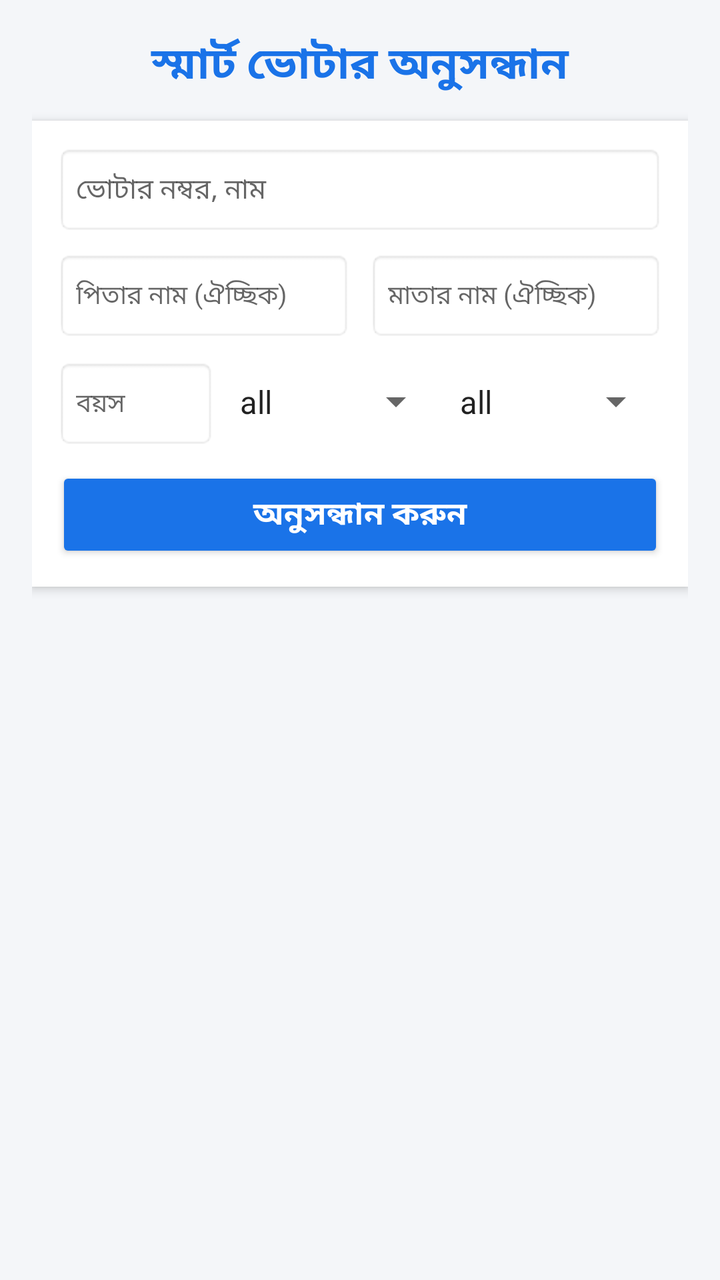
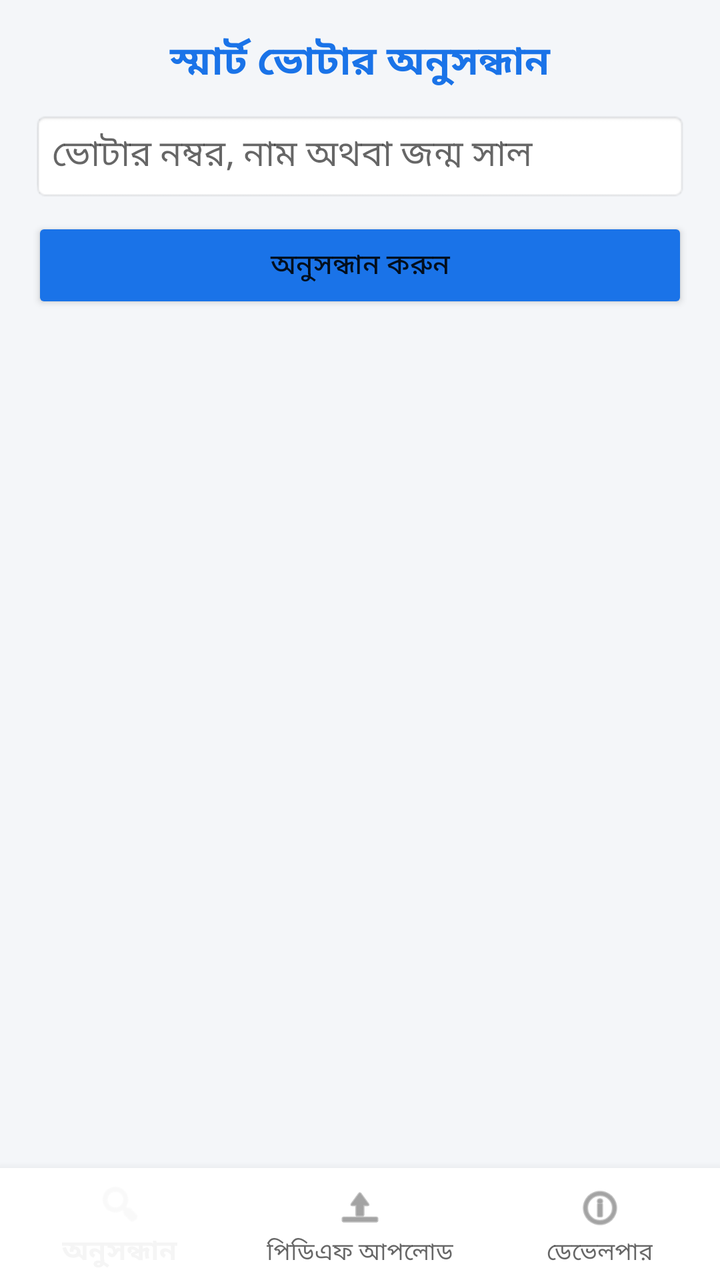

An Android layout rendered at two revisions. The XML below is the earlier revision; the diff shows what the commit changed to produce the second picture.
<!-- AndroidManifest.xml: activity theme Theme.AppCompat.Light.NoActionBar -->
<!-- res/layout/activity_main.xml -->
<?xml version="1.0" encoding="utf-8"?>
<RelativeLayout xmlns:android="http://schemas.android.com/apk/res/android"
    android:layout_width="match_parent"
    android:layout_height="match_parent"
    android:background="#F4F6F9">

    <LinearLayout
        android:id="@+id/loadingLayout"
        android:layout_width="wrap_content"
        android:layout_height="wrap_content"
        android:layout_centerInParent="true"
        android:gravity="center"
        android:orientation="vertical"
        android:padding="24dp"
        android:visibility="gone">

        <ProgressBar
            android:layout_width="56dp"
            android:layout_height="56dp"
            android:indeterminateTint="#1A73E8" />

        <TextView
            android:layout_width="wrap_content"
            android:layout_height="wrap_content"
            android:layout_marginTop="16dp"
            android:text="ডাটাবেস লোড হচ্ছে, দয়া করে অপেক্ষা করুন..."
            android:textColor="#333333"
            android:textSize="15sp"
            android:textStyle="bold" />
    </LinearLayout>

    <LinearLayout
        android:id="@+id/mainLayout"
        android:layout_width="match_parent"
        android:layout_height="match_parent"
        android:orientation="vertical"
        android:padding="16dp">

        <TextView
            android:layout_width="match_parent"
            android:layout_height="wrap_content"
            android:layout_marginBottom="12dp"
            android:gravity="center"
            android:text="স্মার্ট ভোটার অনুসন্ধান"
            android:textColor="#1A73E8"
            android:textSize="22sp"
            android:textStyle="bold" />

        <LinearLayout
            android:layout_width="match_parent"
            android:layout_height="wrap_content"
            android:background="@android:color/white"
            android:elevation="3dp"
            android:orientation="vertical"
            android:padding="12dp">

            <EditText
                android:id="@+id/etSearchQuery"
                android:layout_width="match_parent"
                android:layout_height="45dp"
                android:layout_marginBottom="8dp"
                android:background="@android:drawable/editbox_background"
                android:hint="ভোটার নম্বর, নাম"
                android:padding="10dp"
                android:textSize="14sp" />

            <LinearLayout
                android:layout_width="match_parent"
                android:layout_height="wrap_content"
                android:layout_marginBottom="8dp"
                android:orientation="horizontal">

                <EditText
                    android:id="@+id/etFatherName"
                    android:layout_width="0dp"
                    android:layout_height="45dp"
                    android:layout_marginEnd="4dp"
                    android:layout_weight="1"
                    android:background="@android:drawable/editbox_background"
                    android:hint="পিতার নাম (ঐচ্ছিক)"
                    android:padding="10dp"
                    android:textSize="13sp" />

                <EditText
                    android:id="@+id/etMotherName"
                    android:layout_width="0dp"
                    android:layout_height="45dp"
                    android:layout_marginStart="4dp"
                    android:layout_weight="1"
                    android:background="@android:drawable/editbox_background"
                    android:hint="মাতার নাম (ঐচ্ছিক)"
                    android:padding="10dp"
                    android:textSize="13sp" />
            </LinearLayout>

            <LinearLayout
                android:layout_width="match_parent"
                android:layout_height="wrap_content"
                android:layout_marginBottom="10dp"
                android:orientation="horizontal">

                <EditText
                    android:id="@+id/etAge"
                    android:layout_width="0dp"
                    android:layout_height="45dp"
                    android:layout_marginEnd="4dp"
                    android:layout_weight="0.8"
                    android:background="@android:drawable/editbox_background"
                    android:hint="বয়স"
                    android:inputType="number"
                    android:padding="10dp"
                    android:textSize="13sp" />

                <Spinner
                    android:id="@+id/spinnerWard"
                    android:layout_width="0dp"
                    android:layout_height="45dp"
                    android:layout_weight="1.1"
                    android:entries="@array/ward_options" />

                <Spinner
                    android:id="@+id/spinnerGender"
                    android:layout_width="0dp"
                    android:layout_height="45dp"
                    android:layout_weight="1.1"
                    android:entries="@array/gender_options" />
            </LinearLayout>

            <Button
                android:id="@+id/btnSearch"
                android:layout_width="match_parent"
                android:layout_height="48dp"
                android:backgroundTint="#1A73E8"
                android:text="অনুসন্ধান করুন"
                android:textColor="@android:color/white"
                android:textSize="16sp"
                android:textStyle="bold" />
        </LinearLayout>

        <TextView
            android:id="@+id/tvTotalResults"
            android:layout_width="wrap_content"
            android:layout_height="wrap_content"
            android:layout_marginTop="12dp"
            android:layout_marginBottom="6dp"
            android:textColor="#00897B"
            android:textSize="14sp"
            android:textStyle="bold" />

        <androidx.recyclerview.widget.RecyclerView
            android:id="@+id/recyclerView"
            android:layout_width="match_parent"
            android:layout_height="0dp"
            android:layout_weight="1" />

    </LinearLayout>
</RelativeLayout>
<!-- resources referenced by this layout -->
<resources>
  <string-array name="gender_options">
          <item>all</item><item>male</item><item>female</item>
      </string-array>
  <string-array name="ward_options">
          <item>all</item><item>1</item><item>2</item><item>3</item><item>4</item>
          <item>5</item><item>6</item><item>7</item><item>8</item><item>9</item>
      </string-array>
</resources>

<!-- the commit's change to res/layout/activity_main.xml (unified diff, before → after) -->
@@ -1,157 +1,186 @@
 <?xml version="1.0" encoding="utf-8"?>
 <RelativeLayout xmlns:android="http://schemas.android.com/apk/res/android"
+    xmlns:app="http://schemas.android.com/apk/res-auto"
     android:layout_width="match_parent"
     android:layout_height="match_parent"
     android:background="#F4F6F9">
 
-    <LinearLayout
-        android:id="@+id/loadingLayout"
-        android:layout_width="wrap_content"
-        android:layout_height="wrap_content"
-        android:layout_centerInParent="true"
-        android:gravity="center"
-        android:orientation="vertical"
-        android:padding="24dp"
-        android:visibility="gone">
-
-        <ProgressBar
-            android:layout_width="56dp"
-            android:layout_height="56dp"
-            android:indeterminateTint="#1A73E8" />
-
-        <TextView
-            android:layout_width="wrap_content"
-            android:layout_height="wrap_content"
-            android:layout_marginTop="16dp"
-            android:text="ডাটাবেস লোড হচ্ছে, দয়া করে অপেক্ষা করুন..."
-            android:textColor="#333333"
-            android:textSize="15sp"
-            android:textStyle="bold" />
-    </LinearLayout>
-
-    <LinearLayout
-        android:id="@+id/mainLayout"
+    <FrameLayout
+        android:id="@+id/pageContainer"
         android:layout_width="match_parent"
         android:layout_height="match_parent"
-        android:orientation="vertical"
-        android:padding="16dp">
-
-        <TextView
-            android:layout_width="match_parent"
-            android:layout_height="wrap_content"
-            android:layout_marginBottom="12dp"
-            android:gravity="center"
-            android:text="স্মার্ট ভোটার অনুসন্ধান"
-            android:textColor="#1A73E8"
-            android:textSize="22sp"
-            android:textStyle="bold" />
+        android:layout_above="@+id/bottomNavigationView">
 
         <LinearLayout
+            android:id="@+id/layoutSearch"
             android:layout_width="match_parent"
-            android:layout_height="wrap_content"
-            android:background="@android:color/white"
-            android:elevation="3dp"
+            android:layout_height="match_parent"
             android:orientation="vertical"
-            android:padding="12dp">
+            android:padding="16dp">
+
+            <TextView
+                android:layout_width="match_parent"
+                android:layout_height="wrap_content"
+                android:gravity="center"
+                android:text="স্মার্ট ভোটার অনুসন্ধান"
+                android:textColor="#1A73E8"
+                android:textSize="20sp"
+                android:textStyle="bold" />
 
             <EditText
                 android:id="@+id/etSearchQuery"
                 android:layout_width="match_parent"
                 android:layout_height="45dp"
-                android:layout_marginBottom="8dp"
+                android:layout_marginTop="10dp"
                 android:background="@android:drawable/editbox_background"
-                android:hint="ভোটার নম্বর, নাম"
-                android:padding="10dp"
-                android:textSize="14sp" />
-
-            <LinearLayout
-                android:layout_width="match_parent"
-                android:layout_height="wrap_content"
-                android:layout_marginBottom="8dp"
-                android:orientation="horizontal">
-
-                <EditText
-                    android:id="@+id/etFatherName"
-                    android:layout_width="0dp"
-                    android:layout_height="45dp"
-                    android:layout_marginEnd="4dp"
-                    android:layout_weight="1"
-                    android:background="@android:drawable/editbox_background"
-                    android:hint="পিতার নাম (ঐচ্ছিক)"
-                    android:padding="10dp"
-                    android:textSize="13sp" />
-
-                <EditText
-                    android:id="@+id/etMotherName"
-                    android:layout_width="0dp"
-                    android:layout_height="45dp"
-                    android:layout_marginStart="4dp"
-                    android:layout_weight="1"
-                    android:background="@android:drawable/editbox_background"
-                    android:hint="মাতার নাম (ঐচ্ছিক)"
-                    android:padding="10dp"
-                    android:textSize="13sp" />
-            </LinearLayout>
-
-            <LinearLayout
-                android:layout_width="match_parent"
-                android:layout_height="wrap_content"
-                android:layout_marginBottom="10dp"
-                android:orientation="horizontal">
-
-                <EditText
-                    android:id="@+id/etAge"
-                    android:layout_width="0dp"
-                    android:layout_height="45dp"
-                    android:layout_marginEnd="4dp"
-                    android:layout_weight="0.8"
-                    android:background="@android:drawable/editbox_background"
-                    android:hint="বয়স"
-                    android:inputType="number"
-                    android:padding="10dp"
-                    android:textSize="13sp" />
-
-                <Spinner
-                    android:id="@+id/spinnerWard"
-                    android:layout_width="0dp"
-                    android:layout_height="45dp"
-                    android:layout_weight="1.1"
-                    android:entries="@array/ward_options" />
-
-                <Spinner
-                    android:id="@+id/spinnerGender"
-                    android:layout_width="0dp"
-                    android:layout_height="45dp"
-                    android:layout_weight="1.1"
-                    android:entries="@array/gender_options" />
-            </LinearLayout>
+                android:hint="ভোটার নম্বর, নাম অথবা জন্ম সাল"
+                android:padding="10dp" />
 
             <Button
                 android:id="@+id/btnSearch"
                 android:layout_width="match_parent"
                 android:layout_height="48dp"
+                android:layout_marginTop="8dp"
                 android:backgroundTint="#1A73E8"
-                android:text="অনুসন্ধান করুন"
-                android:textColor="@android:color/white"
-                android:textSize="16sp"
+                android:text="অনুসন্ধান করুন" />
+
+            <TextView
+                android:id="@+id/tvTotalResults"
+                android:layout_width="wrap_content"
+                android:layout_height="wrap_content"
+                android:layout_marginTop="8dp"
+                android:textColor="#00897B"
                 android:textStyle="bold" />
+
+            <androidx.recyclerview.widget.RecyclerView
+                android:id="@+id/recyclerView"
+                android:layout_width="match_parent"
+                android:layout_height="match_parent"
+                android:layout_marginTop="8dp" />
         </LinearLayout>
 
-        <TextView
-            android:id="@+id/tvTotalResults"
-            android:layout_width="wrap_content"
-            android:layout_height="wrap_content"
-            android:layout_marginTop="12dp"
-            android:layout_marginBottom="6dp"
-            android:textColor="#00897B"
-            android:textSize="14sp"
-            android:textStyle="bold" />
+        <LinearLayout
+            android:id="@+id/layoutUpload"
+            android:layout_width="match_parent"
+            android:layout_height="match_parent"
+            android:gravity="center"
+            android:orientation="vertical"
+            android:padding="24dp"
+            android:visibility="gone">
 
-        <androidx.recyclerview.widget.RecyclerView
-            android:id="@+id/recyclerView"
+            <TextView
+                android:layout_width="wrap_content"
+                android:layout_height="wrap_content"
+                android:text="নতুন পিডিএফ আপলোড করুন"
+                android:textColor="#333"
+                android:textSize="18sp"
+                android:textStyle="bold" />
+
+            <TextView
+                android:layout_width="wrap_content"
+                android:layout_height="wrap_content"
+                android:layout_marginTop="8dp"
+                android:gravity="center"
+                android:text="পিডিএফ আপলোড করলে আগের ডাটাবেস মুছে নতুন ফাইলটি ডাটাবেসে যুক্ত হবে।"
+                android:textColor="#666" />
+
+            <Button
+                android:id="@+id/btnSelectPdf"
+                android:layout_width="wrap_content"
+                android:layout_height="wrap_content"
+                android:layout_marginTop="20dp"
+                android:backgroundTint="#28A745"
+                android:text="পিডিএফ ফাইল সিলেক্ট করুন" />
+
+            <ProgressBar
+                android:id="@+id/uploadProgress"
+                android:layout_width="40dp"
+                android:layout_height="40dp"
+                android:layout_marginTop="20dp"
+                android:visibility="gone" />
+
+            <TextView
+                android:id="@+id/tvProgressText"
+                android:layout_width="wrap_content"
+                android:layout_height="wrap_content"
+                android:layout_marginTop="10dp"
+                android:text="প্রসেসিং হচ্ছে..."
+                android:textColor="#1A73E8"
+                android:textStyle="bold"
+                android:visibility="gone" />
+        </LinearLayout>
+
+        <LinearLayout
+            android:id="@+id/layoutDevInfo"
             android:layout_width="match_parent"
-            android:layout_height="0dp"
-            android:layout_weight="1" />
+            android:layout_height="match_parent"
+            android:gravity="center"
+            android:orientation="vertical"
+            android:padding="24dp"
+            android:visibility="gone">
 
-    </LinearLayout>
+            <TextView
+                android:layout_width="wrap_content"
+                android:layout_height="wrap_content"
+                android:text="Arifur Jaman"
+                android:textColor="#1A73E8"
+                android:textSize="24sp"
+                android:textStyle="bold" />
+
+            <TextView
+                android:layout_width="wrap_content"
+                android:layout_height="wrap_content"
+                android:text="Lead Developer &amp; Cybersecurity Enthusiast"
+                android:textColor="#555" />
+
+            <Button
+                android:id="@+id/btnTelegram"
+                android:layout_width="220dp"
+                android:layout_height="45dp"
+                android:layout_marginTop="20dp"
+                android:backgroundTint="#0088cc"
+                android:text="Telegram Group" />
+
+            <Button
+                android:id="@+id/btnDiscord"
+                android:layout_width="220dp"
+                android:layout_height="45dp"
+                android:layout_marginTop="6dp"
+                android:backgroundTint="#5865F2"
+                android:text="Discord" />
+
+            <Button
+                android:id="@+id/btnGithub"
+                android:layout_width="220dp"
+                android:layout_height="45dp"
+                android:layout_marginTop="6dp"
+                android:backgroundTint="#333333"
+                android:text="GitHub" />
+
+            <Button
+                android:id="@+id/btnFb"
+                android:layout_width="220dp"
+                android:layout_height="45dp"
+                android:layout_marginTop="6dp"
+                android:backgroundTint="#1877F2"
+                android:text="Facebook" />
+
+            <Button
+                android:id="@+id/btnWhatsapp"
+                android:layout_width="220dp"
+                android:layout_height="45dp"
+                android:layout_marginTop="6dp"
+                android:backgroundTint="#25D366"
+                android:text="WhatsApp" />
+        </LinearLayout>
+    </FrameLayout>
+
+    <com.google.android.material.bottomnavigation.BottomNavigationView
+        android:id="@+id/bottomNavigationView"
+        android:layout_width="match_parent"
+        android:layout_height="wrap_content"
+        android:layout_alignParentBottom="true"
+        android:background="@android:color/white"
+        app:menu="@menu/bottom_menu" />
+
 </RelativeLayout>
<!-- resource entries referenced after the edit -->
@@ -1,11 +1,5 @@
 <!-- resources referenced by this layout -->
 <resources>
-  <string-array name="gender_options">
-          <item>all</item><item>male</item><item>female</item>
-      </string-array>
-  <string-array name="ward_options">
-          <item>all</item><item>1</item><item>2</item><item>3</item><item>4</item>
-          <item>5</item><item>6</item><item>7</item><item>8</item><item>9</item>
-      </string-array>
+
 </resources>
 
